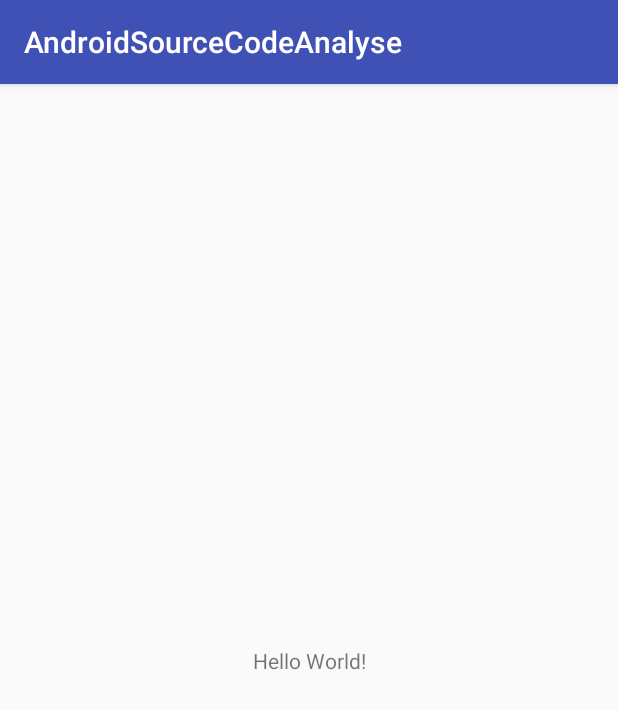
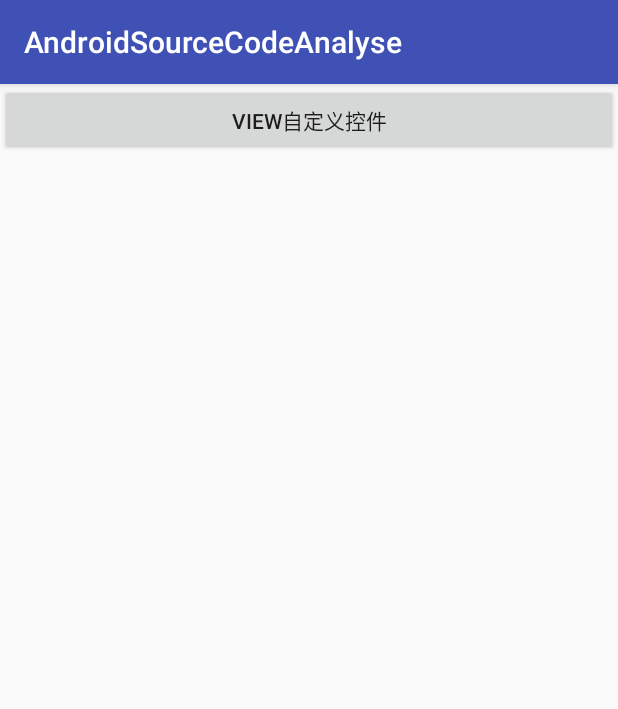
Before and after one commit to Lapisy/AndroidSourceCodeAnalyse, an Android app: the screen it shows after launch (MainActivity), on a phone screen of 412 x 824 dp. Shown: the top 709 px of the screen. Run offline under Robolectric (Android 15) with nearby library versions, the phone set to English and light mode, and no system bars.

Commit message:
Linearlayout源码学习

```diff
--- a/app/src/main/AndroidManifest.xml
+++ b/app/src/main/AndroidManifest.xml
@@ -16,6 +16,7 @@
                 <category android:name="android.intent.category.LAUNCHER" />
             </intent-filter>
         </activity>
+        <activity android:name=".ViewResourceActivity"></activity>
     </application>
 
 </manifest>
--- a/app/src/main/java/shiyiliang/me/androidsourcecodeanalyse/MainActivity.java
+++ b/app/src/main/java/shiyiliang/me/androidsourcecodeanalyse/MainActivity.java
@@ -1,7 +1,10 @@
 package shiyiliang.me.androidsourcecodeanalyse;
 
+import android.content.Intent;
 import android.support.v7.app.AppCompatActivity;
 import android.os.Bundle;
+import android.view.View;
+import android.widget.Button;
 import android.widget.LinearLayout;
 
 public class MainActivity extends AppCompatActivity {
@@ -11,6 +14,9 @@ public class MainActivity extends AppCompatActivity {
         super.onCreate(savedInstanceState);
         setContentView(R.layout.activity_main);
 
-        LinearLayout ll=new LinearLayout(this);
+
+    }
+    public void viewResource(View v){
+        startActivity(new Intent(this,ViewResourceActivity.class));
     }
 }
--- a/app/src/main/res/layout/activity_main.xml
+++ b/app/src/main/res/layout/activity_main.xml
@@ -1,18 +1,16 @@
 <?xml version="1.0" encoding="utf-8"?>
-<android.support.constraint.ConstraintLayout xmlns:android="http://schemas.android.com/apk/res/android"
+<LinearLayout xmlns:android="http://schemas.android.com/apk/res/android"
     xmlns:app="http://schemas.android.com/apk/res-auto"
     xmlns:tools="http://schemas.android.com/tools"
     android:layout_width="match_parent"
     android:layout_height="match_parent"
+    android:orientation="vertical"
     tools:context="shiyiliang.me.androidsourcecodeanalyse.MainActivity">
 
-    <TextView
-        android:layout_width="wrap_content"
-        android:layout_height="wrap_content"
-        android:text="Hello World!"
-        app:layout_constraintBottom_toBottomOf="parent"
-        app:layout_constraintLeft_toLeftOf="parent"
-        app:layout_constraintRight_toRightOf="parent"
-        app:layout_constraintTop_toTopOf="parent" />
+   <Button
+       android:layout_width="match_parent"
+       android:layout_height="wrap_content"
+       android:onClick="viewResource"
+       android:text="view自定义控件"/>
 
-</android.support.constraint.ConstraintLayout>
+</LinearLayout>
```
Also changed, not shown: app/src/main/java/shiyiliang/me/androidsourcecodeanalyse/ViewResourceActivity.java (added, +15 -0 lines), app/src/main/java/shiyiliang/me/androidsourcecodeanalyse/view/MyView.java (added, +50 -0 lines), app/src/main/res/layout/activity_view_resource.xml (added, +11 -0 lines).
